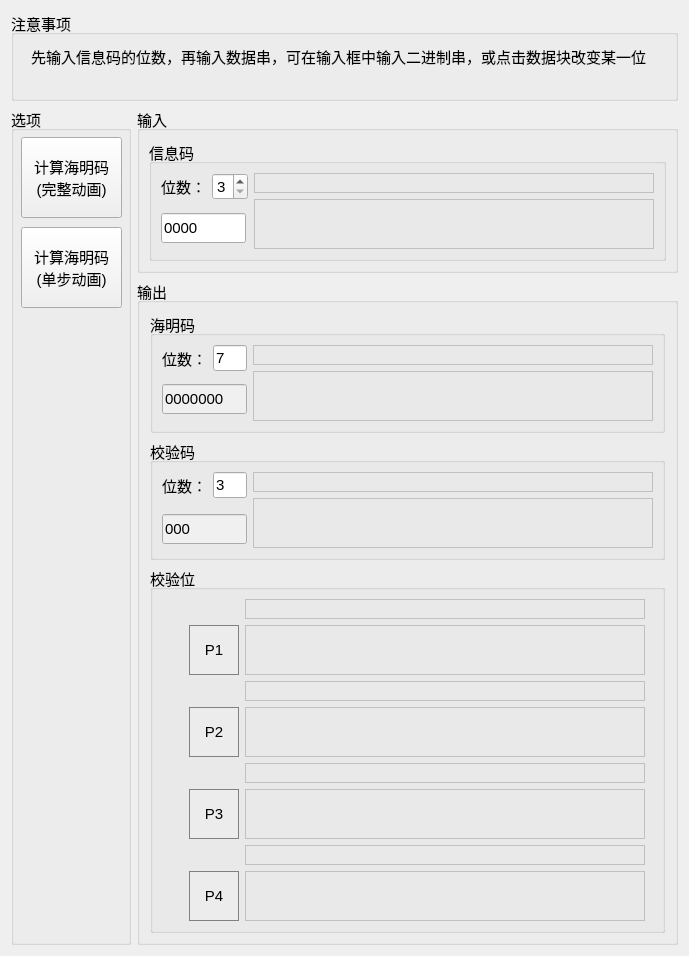
Before: the Qt Designer form forms/hcodegen.ui in FrancisOWO/HammingCode, drawn with Qt 5.
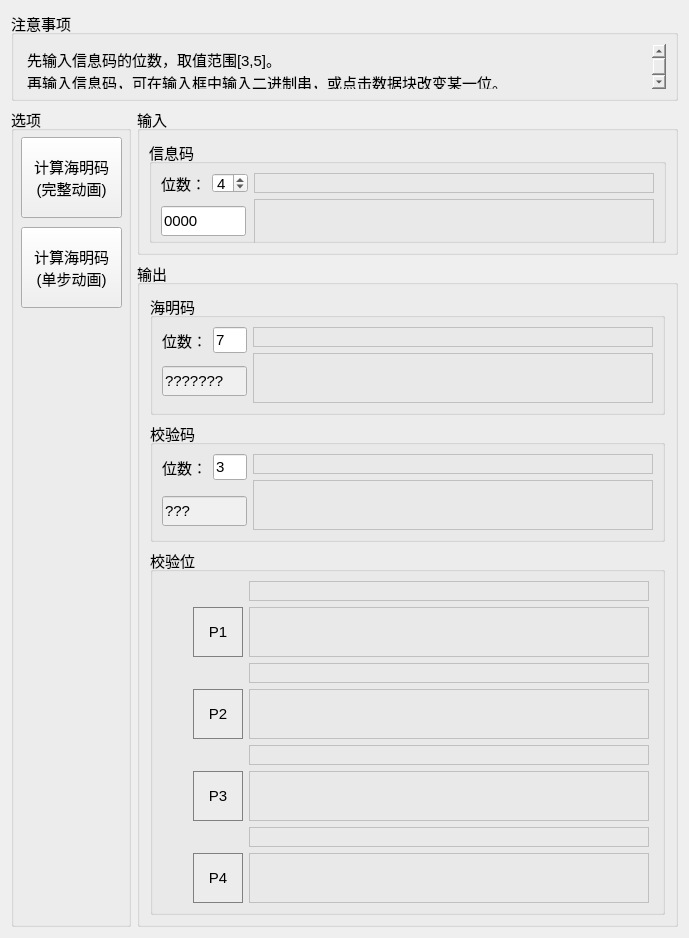
After: the same form once the commit is applied.

Commit message: 补充后端函数，前端动态更新海明码/校验码/数据码位数

Patch:
```diff
--- a/forms/hcodegen.ui
+++ b/forms/hcodegen.ui
@@ -6,12 +6,12 @@
    <rect>
     <x>0</x>
     <y>0</y>
-    <width>679</width>
+    <width>685</width>
     <height>914</height>
    </rect>
   </property>
   <property name="sizePolicy">
-   <sizepolicy hsizetype="Minimum" vsizetype="Minimum">
+   <sizepolicy hsizetype="Preferred" vsizetype="Minimum">
     <horstretch>0</horstretch>
     <verstretch>0</verstretch>
    </sizepolicy>
@@ -54,24 +54,28 @@
      <property name="title">
       <string>注意事项</string>
      </property>
-     <widget class="QLabel" name="label_5">
-      <property name="geometry">
-       <rect>
-        <x>20</x>
-        <y>30</y>
-        <width>631</width>
-        <height>31</height>
-       </rect>
-      </property>
+     <layout class="QVBoxLayout" name="verticalLayout_6">
+      <item>
+       <widget class="QTextBrowser" name="textBrowser">
       <property name="font">
        <font>
         <pointsize>11</pointsize>
        </font>
       </property>
-      <property name="text">
-       <string>先输入信息码的位数，再输入数据串，可在输入框中输入二进制串，或点击数据块改变某一位</string>
-      </property>
-     </widget>
+        <property name="styleSheet">
+         <string notr="true">background:transparent;border:0px</string>
+        </property>
+        <property name="html">
+         <string>&lt;!DOCTYPE HTML PUBLIC &quot;-//W3C//DTD HTML 4.0//EN&quot; &quot;http://www.w3.org/TR/REC-html40/strict.dtd&quot;&gt;
+&lt;html&gt;&lt;head&gt;&lt;meta name=&quot;qrichtext&quot; content=&quot;1&quot; /&gt;&lt;style type=&quot;text/css&quot;&gt;
+p, li { white-space: pre-wrap; }
+&lt;/style&gt;&lt;/head&gt;&lt;body style=&quot; font-family:'SimSun'; font-size:11pt; font-weight:400; font-style:normal;&quot;&gt;
+&lt;p style=&quot; margin-top:0px; margin-bottom:0px; margin-left:0px; margin-right:0px; -qt-block-indent:0; text-indent:0px;&quot;&gt;先输入信息码的位数，取值范围[3,5]。&lt;/p&gt;
+&lt;p style=&quot; margin-top:0px; margin-bottom:0px; margin-left:0px; margin-right:0px; -qt-block-indent:0; text-indent:0px;&quot;&gt;再输入信息码，可在输入框中输入二进制串，或点击数据块改变某一位。&lt;/p&gt;&lt;/body&gt;&lt;/html&gt;</string>
+        </property>
+       </widget>
+      </item>
+     </layout>
     </widget>
    </item>
    <item row="1" column="0" rowspan="2">
@@ -134,6 +138,18 @@
    </item>
    <item row="1" column="1">
     <widget class="QGroupBox" name="groupBox_4">
+     <property name="minimumSize">
+      <size>
+       <width>0</width>
+       <height>0</height>
+      </size>
+     </property>
+     <property name="maximumSize">
+      <size>
+       <width>16777215</width>
+       <height>148</height>
+      </size>
+     </property>
      <property name="font">
       <font>
        <pointsize>11</pointsize>
@@ -146,7 +162,7 @@
       <item row="0" column="0">
        <widget class="QGroupBox" name="groupBox_5">
         <property name="sizePolicy">
-         <sizepolicy hsizetype="Fixed" vsizetype="Fixed">
+         <sizepolicy hsizetype="Preferred" vsizetype="Preferred">
           <horstretch>0</horstretch>
           <verstretch>0</verstretch>
          </sizepolicy>
@@ -254,6 +270,9 @@
              <property name="maximum">
               <number>5</number>
              </property>
+             <property name="value">
+              <number>4</number>
+             </property>
             </widget>
            </item>
           </layout>
@@ -279,6 +298,18 @@
    </item>
    <item row="2" column="1">
     <widget class="QGroupBox" name="groupBox_7">
+     <property name="sizePolicy">
+      <sizepolicy hsizetype="Preferred" vsizetype="Minimum">
+       <horstretch>0</horstretch>
+       <verstretch>0</verstretch>
+      </sizepolicy>
+     </property>
+     <property name="maximumSize">
+      <size>
+       <width>16777215</width>
+       <height>16777215</height>
+      </size>
+     </property>
      <property name="font">
       <font>
        <pointsize>11</pointsize>
@@ -374,7 +405,7 @@
             <string notr="true">background:#F0F0F0</string>
            </property>
            <property name="text">
-            <string>0000000</string>
+            <string>???????</string>
            </property>
            <property name="readOnly">
             <bool>true</bool>
@@ -606,7 +637,7 @@
             <string notr="true">background:#F0F0F0</string>
            </property>
            <property name="text">
-            <string>000</string>
+            <string>???</string>
            </property>
            <property name="readOnly">
             <bool>true</bool>
@@ -619,7 +650,7 @@
       <item row="2" column="0">
        <widget class="QGroupBox" name="groupBox_3">
         <property name="sizePolicy">
-         <sizepolicy hsizetype="Preferred" vsizetype="Preferred">
+         <sizepolicy hsizetype="Preferred" vsizetype="Minimum">
           <horstretch>0</horstretch>
           <verstretch>0</verstretch>
          </sizepolicy>
@@ -644,11 +675,9 @@
         <property name="title">
          <string>校验位</string>
         </property>
-        <layout class="QGridLayout" name="gridLayout_11">
-         <item row="0" column="1">
-          <layout class="QGridLayout" name="gridLayout_10">
-           <item row="0" column="0">
-            <spacer name="horizontalSpacer">
+        <layout class="QHBoxLayout" name="horizontalLayout_4">
+         <item>
+          <spacer name="horizontalSpacer_5">
              <property name="orientation">
               <enum>Qt::Horizontal</enum>
              </property>
@@ -657,15 +686,33 @@
              </property>
              <property name="sizeHint" stdset="0">
               <size>
-               <width>50</width>
-               <height>20</height>
+             <width>28</width>
+             <height>17</height>
               </size>
              </property>
             </spacer>
            </item>
-           <item row="0" column="1" rowspan="2">
+         <item>
             <layout class="QVBoxLayout" name="verticalLayout">
              <item>
+            <layout class="QGridLayout" name="gridLayout_10">
+             <item row="0" column="0">
+              <widget class="QWidget" name="widget" native="true">
+               <property name="minimumSize">
+                <size>
+                 <width>50</width>
+                 <height>20</height>
+                </size>
+               </property>
+               <property name="maximumSize">
+                <size>
+                 <width>50</width>
+                 <height>20</height>
+                </size>
+               </property>
+              </widget>
+             </item>
+             <item row="0" column="1">
               <widget class="QWidget" name="wgtP1Lab" native="true">
                <property name="minimumSize">
                 <size>
@@ -684,27 +731,6 @@
                </property>
               </widget>
              </item>
-             <item>
-              <widget class="QWidget" name="wgtP1Blk" native="true">
-               <property name="minimumSize">
-                <size>
-                 <width>400</width>
-                 <height>50</height>
-                </size>
-               </property>
-               <property name="maximumSize">
-                <size>
-                 <width>400</width>
-                 <height>50</height>
-                </size>
-               </property>
-               <property name="styleSheet">
-                <string notr="true">border:1px solid #C0C0C0</string>
-               </property>
-              </widget>
-             </item>
-            </layout>
-           </item>
            <item row="1" column="0">
             <widget class="QLabel" name="labP1">
              <property name="minimumSize">
@@ -730,29 +756,46 @@
              </property>
             </widget>
            </item>
-          </layout>
-         </item>
          <item row="1" column="1">
-          <layout class="QGridLayout" name="gridLayout_9">
-           <item row="0" column="0">
-            <spacer name="horizontalSpacer_2">
-             <property name="orientation">
-              <enum>Qt::Horizontal</enum>
-             </property>
-             <property name="sizeType">
-              <enum>QSizePolicy::Fixed</enum>
-             </property>
-             <property name="sizeHint" stdset="0">
+              <widget class="QWidget" name="wgtP1Blk" native="true">
+               <property name="minimumSize">
+                <size>
+                 <width>400</width>
+                 <height>50</height>
+                </size>
+               </property>
+               <property name="maximumSize">
               <size>
-               <width>50</width>
-               <height>20</height>
-              </size>
-             </property>
-            </spacer>
-           </item>
-           <item row="0" column="1" rowspan="2">
-            <layout class="QVBoxLayout" name="verticalLayout_2">
+                 <width>400</width>
+                 <height>50</height>
+                </size>
+               </property>
+               <property name="styleSheet">
+                <string notr="true">border:1px solid #C0C0C0</string>
+               </property>
+              </widget>
+             </item>
+            </layout>
+           </item>
              <item>
+            <layout class="QGridLayout" name="gridLayout_3">
+             <item row="0" column="0">
+              <widget class="QWidget" name="widget_2" native="true">
+               <property name="minimumSize">
+                <size>
+                 <width>50</width>
+                 <height>20</height>
+                </size>
+               </property>
+               <property name="maximumSize">
+                <size>
+                 <width>50</width>
+                 <height>20</height>
+                </size>
+               </property>
+              </widget>
+             </item>
+             <item row="0" column="1">
               <widget class="QWidget" name="wgtP2Lab" native="true">
                <property name="minimumSize">
                 <size>
@@ -771,27 +814,6 @@
                </property>
               </widget>
              </item>
-             <item>
-              <widget class="QWidget" name="wgtP2Blk" native="true">
-               <property name="minimumSize">
-                <size>
-                 <width>400</width>
-                 <height>50</height>
-                </size>
-               </property>
-               <property name="maximumSize">
-                <size>
-                 <width>400</width>
-                 <height>50</height>
-                </size>
-               </property>
-               <property name="styleSheet">
-                <string notr="true">border:1px solid #C0C0C0</string>
-               </property>
-              </widget>
-             </item>
-            </layout>
-           </item>
            <item row="1" column="0">
             <widget class="QLabel" name="labP2">
              <property name="minimumSize">
@@ -817,45 +839,46 @@
              </property>
             </widget>
            </item>
-          </layout>
-         </item>
-         <item row="2" column="0">
-          <spacer name="horizontalSpacer_5">
-           <property name="orientation">
-            <enum>Qt::Horizontal</enum>
-           </property>
-           <property name="sizeType">
-            <enum>QSizePolicy::Fixed</enum>
-           </property>
-           <property name="sizeHint" stdset="0">
-            <size>
-             <width>20</width>
-             <height>20</height>
-            </size>
-           </property>
-          </spacer>
-         </item>
-         <item row="2" column="1">
+             <item row="1" column="1">
+              <widget class="QWidget" name="wgtP2Blk" native="true">
+               <property name="minimumSize">
+                <size>
+                 <width>400</width>
+                 <height>50</height>
+                </size>
+               </property>
+               <property name="maximumSize">
+                <size>
+                 <width>400</width>
+                 <height>50</height>
+                </size>
+               </property>
+               <property name="styleSheet">
+                <string notr="true">border:1px solid #C0C0C0</string>
+               </property>
+              </widget>
+             </item>
+            </layout>
+           </item>
+           <item>
           <layout class="QGridLayout" name="gridLayout_8">
            <item row="0" column="0">
-            <spacer name="horizontalSpacer_3">
-             <property name="orientation">
-              <enum>Qt::Horizontal</enum>
-             </property>
-             <property name="sizeType">
-              <enum>QSizePolicy::Fixed</enum>
-             </property>
-             <property name="sizeHint" stdset="0">
+              <widget class="QWidget" name="widget_3" native="true">
+               <property name="minimumSize">
+                <size>
+                 <width>50</width>
+                 <height>20</height>
+                </size>
+               </property>
+               <property name="maximumSize">
               <size>
                <width>50</width>
                <height>20</height>
               </size>
              </property>
-            </spacer>
-           </item>
-           <item row="0" column="1" rowspan="2">
-            <layout class="QVBoxLayout" name="verticalLayout_4">
-             <item>
+              </widget>
+             </item>
+             <item row="0" column="1">
               <widget class="QWidget" name="wgtP3Lab" native="true">
                <property name="minimumSize">
                 <size>
@@ -874,27 +897,6 @@
                </property>
               </widget>
              </item>
-             <item>
-              <widget class="QWidget" name="wgtP3Blk" native="true">
-               <property name="minimumSize">
-                <size>
-                 <width>400</width>
-                 <height>50</height>
-                </size>
-               </property>
-               <property name="maximumSize">
-                <size>
-                 <width>400</width>
-                 <height>50</height>
-                </size>
-               </property>
-               <property name="styleSheet">
-                <string notr="true">border:1px solid #C0C0C0</string>
-               </property>
-              </widget>
-             </item>
-            </layout>
-           </item>
            <item row="1" column="0">
             <widget class="QLabel" name="labP3">
              <property name="minimumSize">
@@ -920,27 +922,46 @@
              </property>
             </widget>
            </item>
-           <item row="2" column="0" colspan="2">
-            <layout class="QGridLayout" name="gridLayout_3">
-             <item row="0" column="0">
-              <spacer name="horizontalSpacer_4">
-               <property name="orientation">
-                <enum>Qt::Horizontal</enum>
+             <item row="1" column="1">
+              <widget class="QWidget" name="wgtP3Blk" native="true">
+               <property name="minimumSize">
+                <size>
+                 <width>400</width>
+                 <height>50</height>
+                </size>
                </property>
-               <property name="sizeType">
-                <enum>QSizePolicy::Fixed</enum>
-               </property>
-               <property name="sizeHint" stdset="0">
+               <property name="maximumSize">
                 <size>
-                 <width>50</width>
-                 <height>20</height>
+                 <width>400</width>
+                 <height>50</height>
                 </size>
                </property>
-              </spacer>
+               <property name="styleSheet">
+                <string notr="true">border:1px solid #C0C0C0</string>
+               </property>
+              </widget>
              </item>
-             <item row="0" column="1" rowspan="2">
-              <layout class="QVBoxLayout" name="verticalLayout_5">
+            </layout>
+           </item>
                <item>
+            <layout class="QGridLayout" name="gridLayout_9">
+             <item row="0" column="0">
+              <widget class="QWidget" name="widget_4" native="true">
+               <property name="minimumSize">
+                <size>
+                 <width>50</width>
+                 <height>20</height>
+                </size>
+               </property>
+               <property name="maximumSize">
+                <size>
+                 <width>50</width>
+                 <height>20</height>
+                </size>
+               </property>
+              </widget>
+             </item>
+             <item row="0" column="1">
                 <widget class="QWidget" name="wgtP4Lab" native="true">
                  <property name="minimumSize">
                   <size>
@@ -959,27 +980,6 @@
                  </property>
                 </widget>
                </item>
-               <item>
-                <widget class="QWidget" name="wgtP4Blk" native="true">
-                 <property name="minimumSize">
-                  <size>
-                   <width>400</width>
-                   <height>50</height>
-                  </size>
-                 </property>
-                 <property name="maximumSize">
-                  <size>
-                   <width>400</width>
-                   <height>50</height>
-                  </size>
-                 </property>
-                 <property name="styleSheet">
-                  <string notr="true">border:1px solid #C0C0C0</string>
-                 </property>
-                </widget>
-               </item>
-              </layout>
-             </item>
              <item row="1" column="0">
               <widget class="QLabel" name="labP4">
                <property name="minimumSize">
@@ -1005,6 +1005,25 @@
                </property>
               </widget>
              </item>
+             <item row="1" column="1">
+              <widget class="QWidget" name="wgtP4Blk" native="true">
+               <property name="minimumSize">
+                <size>
+                 <width>400</width>
+                 <height>50</height>
+                </size>
+               </property>
+               <property name="maximumSize">
+                <size>
+                 <width>400</width>
+                 <height>50</height>
+                </size>
+               </property>
+               <property name="styleSheet">
+                <string notr="true">border:1px solid #C0C0C0</string>
+               </property>
+              </widget>
+             </item>
             </layout>
            </item>
           </layout>
```
Left out of the diff: 16 changed lines with no effect on the pictures. Lines whose indentation alone changed are shown as unchanged. The commit also changes 9 other files.
